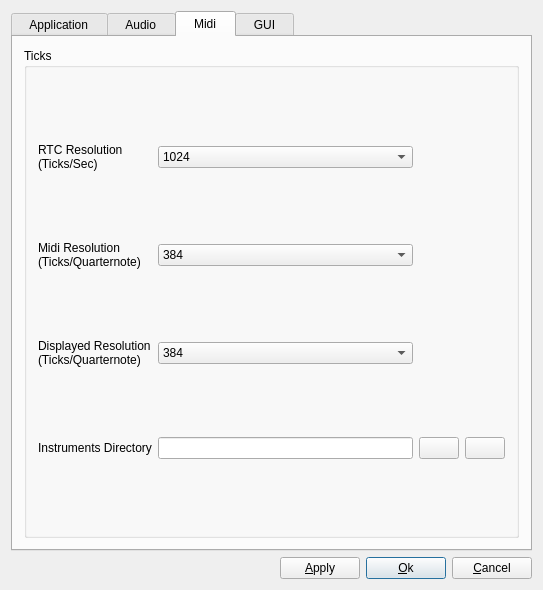
Old version of the form oom/widgets/gensetbase.ui in the repository ccherrett/oom.
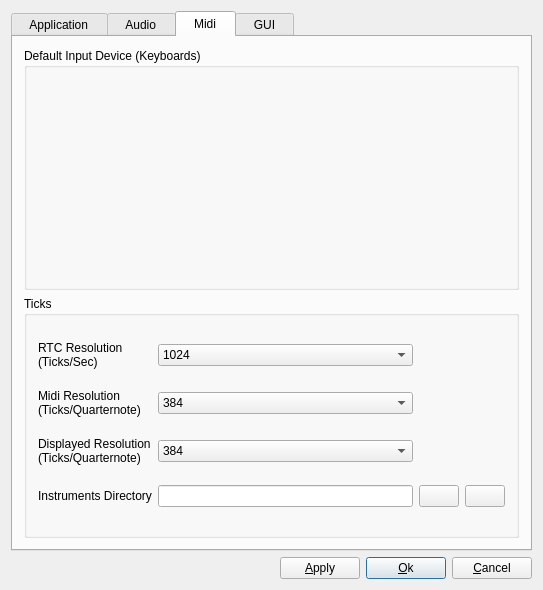
New version of the form. The open tabs and pages were chosen to show the change.

Commit message: OOMidi: Added groupBox to hold the default input settings, set window icon on tempo editor, OOStudio: Added spacer to progressBar so donate does not push buttons when shown, Fixed _Copy_Copy_Copy bug in auto session naming

```diff
--- a/oom/widgets/gensetbase.ui
+++ b/oom/widgets/gensetbase.ui
@@ -7,7 +7,7 @@
     <x>0</x>
     <y>0</y>
     <width>543</width>
-    <height>518</height>
+    <height>574</height>
    </rect>
   </property>
   <property name="windowTitle">
@@ -555,6 +555,13 @@
        <property name="margin">
         <number>11</number>
        </property>
+       <item>
+        <widget class="QGroupBox" name="groupBox_3">
+         <property name="title">
+          <string>Default Input Device (Keyboards)</string>
+         </property>
+        </widget>
+       </item>
        <item>
         <widget class="QGroupBox" name="GroupBox2">
          <property name="title">
```
The commit also changes 5 other files.
